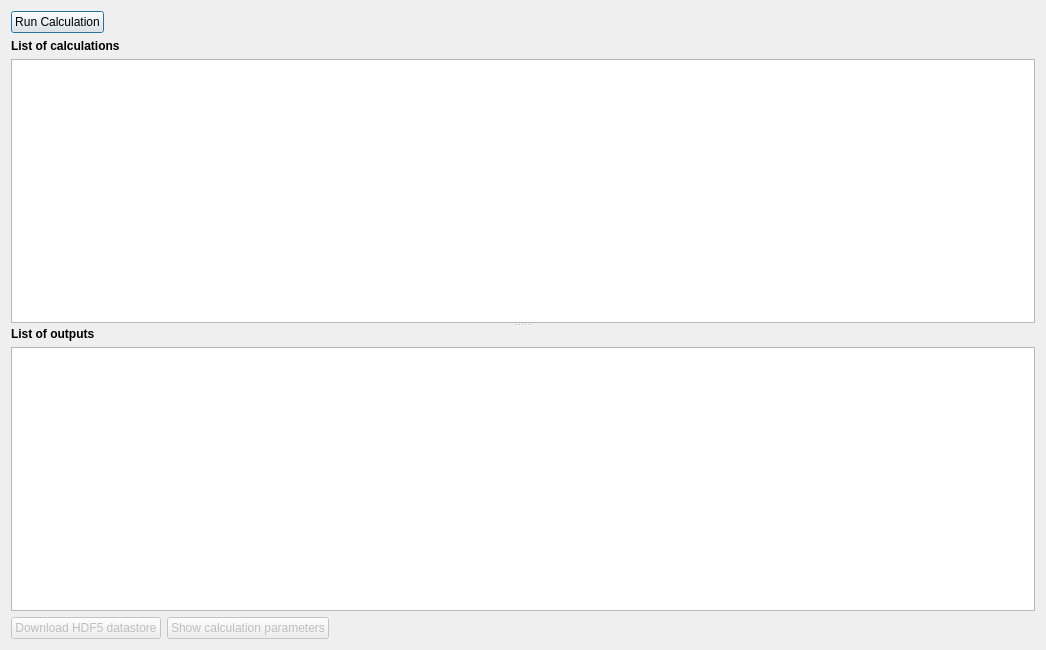
The window that svir/ui/ui_drive_engine_server.ui (gem/oq-irmt-qgis) describes before a commit, drawn with Qt 5.
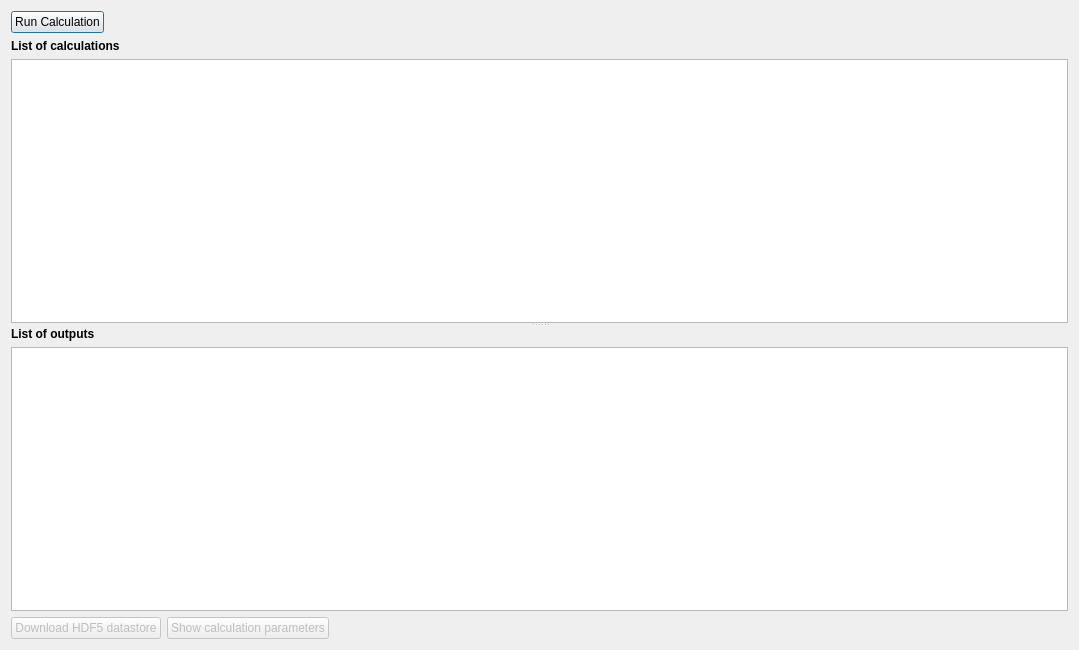
The same window after the commit. Icons and pictures are not drawn.

Patch:
```diff
--- a/svir/ui/ui_drive_engine_server.ui
+++ b/svir/ui/ui_drive_engine_server.ui
@@ -6,7 +6,7 @@
    <rect>
     <x>0</x>
     <y>0</y>
-    <width>1046</width>
+    <width>1079</width>
     <height>650</height>
    </rect>
   </property>
```
